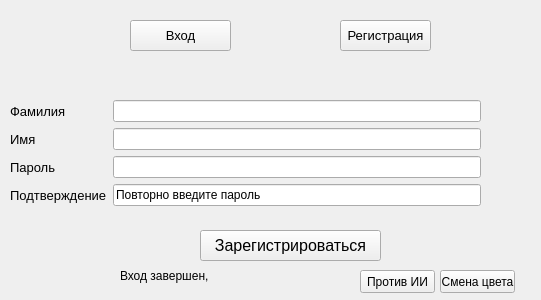
Qt form DATA/registration.ui (SMPakhomov/pygame_project_chess) before a commit.
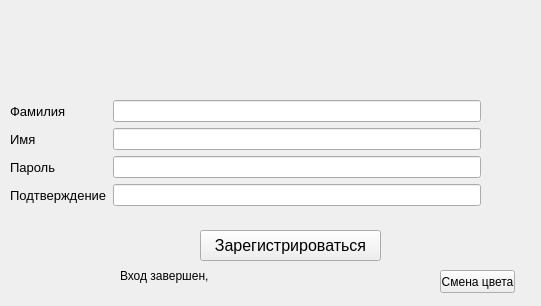
The same form after that commit.

Commit message: change psw form add second registration/info

```diff
--- a/DATA/registration.ui
+++ b/DATA/registration.ui
@@ -10,55 +10,19 @@
     <x>0</x>
     <y>0</y>
     <width>541</width>
-    <height>300</height>
+    <height>306</height>
    </rect>
   </property>
   <property name="windowTitle">
    <string>Авторизация</string>
   </property>
-  <widget class="QPushButton" name="vhod_btn">
-   <property name="geometry">
-    <rect>
-     <x>130</x>
-     <y>20</y>
-     <width>101</width>
-     <height>31</height>
-    </rect>
-   </property>
-   <property name="font">
-    <font>
-     <pointsize>10</pointsize>
-    </font>
-   </property>
-   <property name="text">
-    <string>Вход</string>
-   </property>
-  </widget>
-  <widget class="QPushButton" name="registration_btn">
-   <property name="geometry">
-    <rect>
-     <x>340</x>
-     <y>20</y>
-     <width>91</width>
-     <height>31</height>
-    </rect>
-   </property>
-   <property name="font">
-    <font>
-     <pointsize>10</pointsize>
-    </font>
-   </property>
-   <property name="text">
-    <string>Регистрация</string>
-   </property>
-  </widget>
   <widget class="QWidget" name="formLayoutWidget">
    <property name="geometry">
     <rect>
      <x>10</x>
      <y>100</y>
      <width>471</width>
-     <height>150</height>
+     <height>121</height>
     </rect>
    </property>
    <layout class="QFormLayout" name="formLayout">
@@ -126,7 +90,13 @@
     <item row="4" column="1">
      <widget class="QLineEdit" name="double_psw_lineedit">
       <property name="text">
-       <string>Повторно введите пароль</string>
+       <string/>
+      </property>
+      <property name="echoMode">
+       <enum>QLineEdit::Password</enum>
+      </property>
+      <property name="placeholderText">
+       <string notr="true"/>
       </property>
      </widget>
     </item>
@@ -182,19 +152,6 @@
     <string>Смена цвета</string>
    </property>
   </widget>
-  <widget class="QPushButton" name="II_btn">
-   <property name="geometry">
-    <rect>
-     <x>360</x>
-     <y>270</y>
-     <width>75</width>
-     <height>23</height>
-    </rect>
-   </property>
-   <property name="text">
-    <string>Против ИИ</string>
-   </property>
-  </widget>
  </widget>
  <resources/>
  <connections/>
```
The commit also changes 2 other files.
